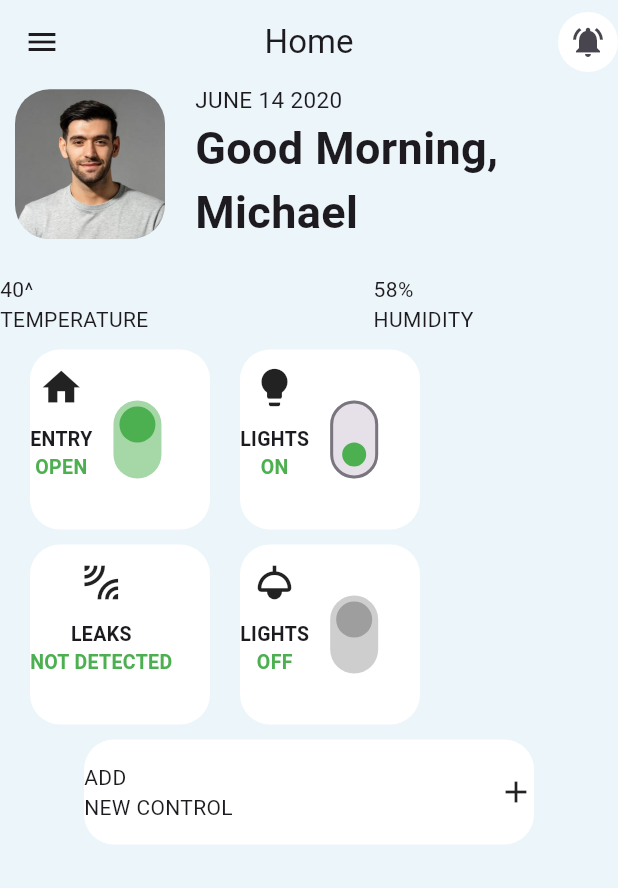
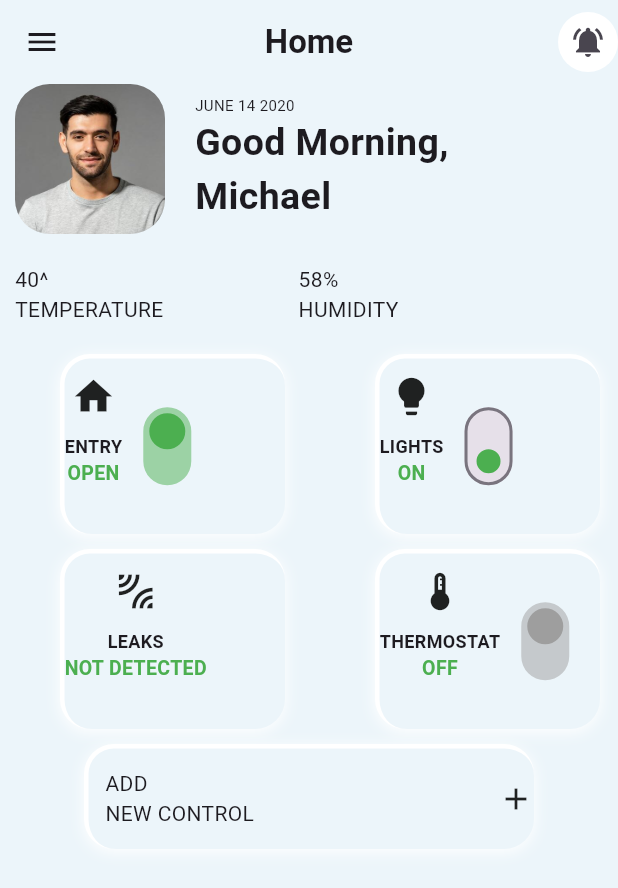
Before and after one commit to akhilapg/Design1, a Flutter app: the SecondScreen screen opened directly, on a phone screen of 412 x 824 dp. Shown: the top 888 px of the screen. Run offline on Flutter 3.47's test engine with Material 3 defaults, Android fonts, the phone set to English and light mode, and no system bars.

Commit message:
changed the containers styles

```diff
--- a/lib/second_page.dart
+++ b/lib/second_page.dart
@@ -18,7 +18,10 @@ class SecondScreen extends StatelessWidget {
           },
           icon: Icon(Icons.menu),
         ),
-        title: const Text('Home'),
+        title: const Text(
+          'Home',
+          style: TextStyle(fontWeight: FontWeight.bold),
+        ),
         centerTitle: true,
         actions: [
           Container(
@@ -57,12 +60,12 @@ class SecondScreen extends StatelessWidget {
                   Text(
                     //first text
                     'JUNE 14 2020',
-                    style: TextStyle(fontSize: 15),
+                    style: TextStyle(fontSize: 10),
                   ),
                   Text(
                     //second text
                     'Good Morning,\nMichael',
-                    style: TextStyle(fontWeight: FontWeight.bold, fontSize: 30),
+                    style: TextStyle(fontWeight: FontWeight.bold, fontSize: 25),
                   ),
                 ],
               ),
@@ -72,17 +75,34 @@ class SecondScreen extends StatelessWidget {
           Row(
             //row2
             children: [
+              SizedBox(width: 10),
               Text("40^\nTEMPERATURE"),
-              SizedBox(width: 150), //gap
+              SizedBox(width: 90), //gap
               Text("58%\nHUMIDITY"),
             ],
           ),
-          SizedBox(height: 10),
+          SizedBox(height: 20),
           Row(
             //row3
             children: [
-                secondIconContainer(Icons.home, "ENTRY", "OPEN",true,true,Colors.green),
-              secondIconContainer(Icons.lightbulb, "LIGHTS", "ON",true,false,Colors.green),
+              // SizedBox(width: 10),
+              secondIconContainer(
+                Icons.home,
+                "ENTRY",
+                "OPEN",
+                true,
+                true,
+                Colors.green,
+              ),
+              SizedBox(width: 20),
+              secondIconContainer(
+                Icons.lightbulb,
+                "LIGHTS",
+                "ON",
+                true,
+                false,
+                Colors.green,
+              ),
             ],
           ),
 
@@ -90,22 +110,51 @@ class SecondScreen extends StatelessWidget {
           Row(
             //row3
             children: [
-              secondIconContainer(Icons.leak_add, "LEAKS", "NOT DETECTED",false,false,Colors.grey),
-              secondIconContainer(Icons.light, "LIGHTS", "OFF",true,true,Colors.grey),
+              secondIconContainer(
+                Icons.leak_add,
+                "LEAKS",
+                "NOT DETECTED",
+                false,
+                false,
+                Colors.grey
+              ),
+              SizedBox(width: 20),
+              secondIconContainer(
+                Icons.device_thermostat,
+                "THERMOSTAT",
+                "OFF",
+                true,
+                true,
+                Colors.grey,
+              ),
             ],
           ),
           SizedBox(height: 10),
 
-
           Container(
             width: 300,
             height: 70,
-            decoration: BoxDecoration(borderRadius: BorderRadius.circular(20),color: Colors.white),
+            decoration: BoxDecoration(
+              borderRadius: BorderRadius.circular(20),
+              color: Color(0xFFecf5fa),
+              border: Border(
+                top: BorderSide(color: Colors.white, width: 3.0),
+                left: BorderSide(color: Colors.white, width: 3.0),
+              ),
+              boxShadow: [
+                BoxShadow(
+                  color: Colors.white,
+                  blurRadius: 8,
+                  offset: Offset(0, 2),
+                ),
+              ],
+            ),
             child: Row(
+              mainAxisSize: MainAxisSize.min,
               children: [
-                Expanded(child: Text("ADD\nNEW CONTROL")),
+                Expanded(child: Text("   ADD\n   NEW CONTROL")),
                 Spacer(),
-                Icon(Icons.add)
+                Icon(Icons.add),
               ],
             ),
           ),
@@ -115,19 +164,37 @@ class SecondScreen extends StatelessWidget {
   }
 }
 
-Widget secondIconContainer(IconData icon, String text, String status,bool isSwitchNeeded,bool isSwitch,Color color) {
+Widget secondIconContainer(
+  IconData icon,
+  String text,
+  String status,
+  bool isSwitchNeeded,
+  bool isSwitch,
+  Color color,
+) {
   return Column(
     children: [
       Row(
         //row3
         children: [
-          SizedBox(width: 20),
+          SizedBox(width: 40),
           Container(
             //container design
-            width: 120,
+            width: 150,
             height: 120,
             decoration: BoxDecoration(
+              color: Color(0xFFecf5fa),
+              border: Border(
+                top: BorderSide(color: Colors.white, width: 3.0),
+                left: BorderSide(color: Colors.white, width: 3.0),
+              ),
+              boxShadow: [
+                BoxShadow(
                   color: Colors.white,
+                  blurRadius: 8,
+                  offset: Offset(0, 2),
+                ),
+              ],
               borderRadius: BorderRadius.circular(20),
             ),
             child: Row(
@@ -142,7 +209,7 @@ Widget secondIconContainer(IconData icon, String text, String status,bool isSwit
                       text,
                       style: TextStyle(
                         fontWeight: FontWeight.bold,
-                        fontSize: 13,
+                        fontSize: 12,
                       ),
                     ),
                     Text(
@@ -155,16 +222,19 @@ Widget secondIconContainer(IconData icon, String text, String status,bool isSwit
                     ),
                   ],
                 ),
-               isSwitchNeeded? Transform.rotate(
+                isSwitchNeeded
+                    ? Transform.rotate(
                         // alignment: AlignmentGeometry.directional(),
-                  angle: -3.14159 / 2, // Rotate 90 degrees counterclockwise
+                        angle:
+                            -3.14159 / 2, // Rotate 90 degrees counterclockwise
                         child: Switch(
                           value: isSwitch,
                           onChanged: (bool value) {},
                           activeThumbColor: color,
                           inactiveThumbColor: color,
                         ),
-                ): SizedBox(),
+                      )
+                    : SizedBox(),
               ],
             ),
           ),
```
Also changed, not shown: pubspec.lock. Lines whose indentation alone changed are shown as unchanged.
